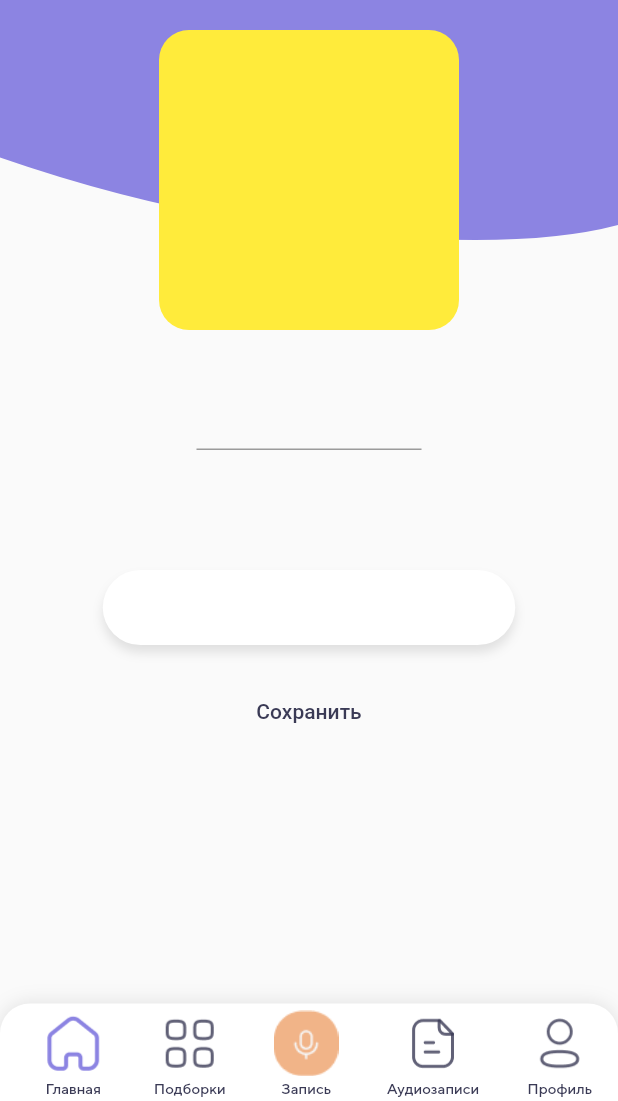
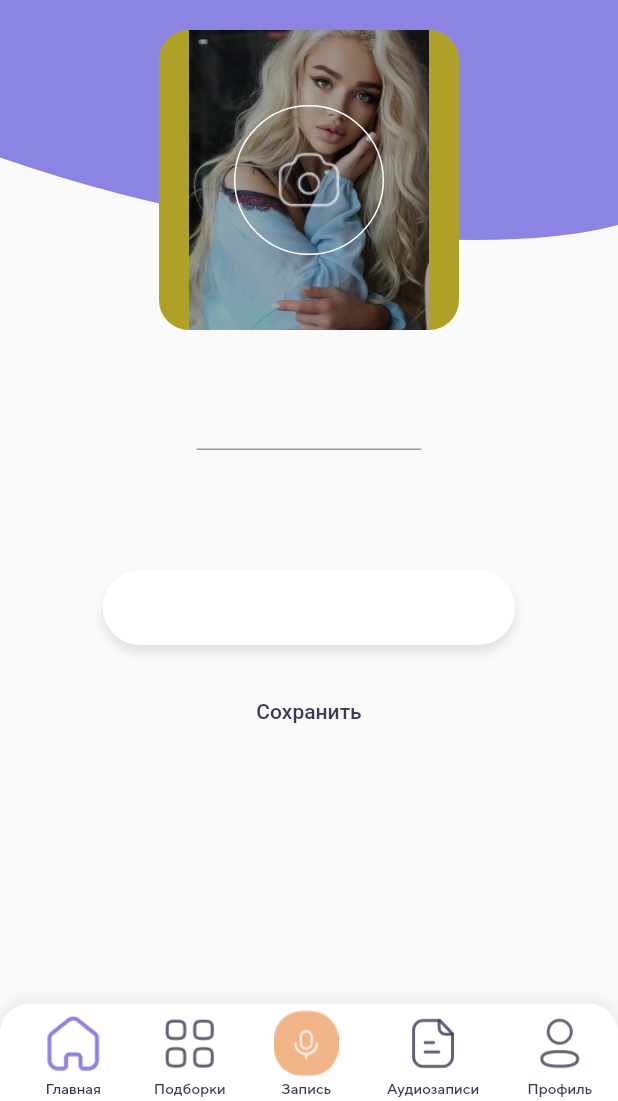
Before and after one commit to SNazarko/MemoryBox, a Flutter app: the ProfileEdit screen opened by its route, on a phone screen of 412 x 824 dp, the part 135-1236 px from its top. Run offline on Flutter 3.47's test engine with Material 2 defaults, Android fonts, the phone set to English and light mode, and no system bars; our stand-ins replace bloc, flutter_bloc, flutter_multi_formatter, image_picker, permission_handler; missing offline and left inert: flutter_sound, flutter_sound_platform_interface.

Commit message:
Profile add ImagePicker

```diff
--- a/lib/screens/profile_page/profile_edit.dart
+++ b/lib/screens/profile_page/profile_edit.dart
@@ -1,5 +1,9 @@
+import 'dart:io';
+
 import 'package:flutter/cupertino.dart';
 import 'package:flutter/material.dart';
+import 'package:flutter/services.dart';
+import 'package:image_picker/image_picker.dart';
 import 'package:memory_box/data_model.dart';
 import 'package:memory_box/screens/profile_page/profile.dart';
 import 'package:memory_box/screens/screens_element/appbar_clipper.dart';
@@ -76,12 +80,32 @@ class ProfileEdit extends StatelessWidget {
   }
 }
 
-class _FotoProfilEdit extends StatelessWidget {
-  const _FotoProfilEdit({Key? key}) : super(key: key);
+class _FotoProfilEdit extends StatefulWidget {
+  _FotoProfilEdit({Key? key}) : super(key: key);
+
+  @override
+  State<_FotoProfilEdit> createState() => _FotoProfilEditState();
+}
+
+class _FotoProfilEditState extends State<_FotoProfilEdit> {
+  File? image;
+
+  Future<void> imagePicker() async {
+    try {
+      final _image = await ImagePicker().pickImage(source: ImageSource.gallery);
+      if (_image == null) return;
+      final _imageTemp = File(_image.path);
+      setState(() => this.image = _imageTemp);
+    } on PlatformException catch (e) {
+      print('Ошибка $e');
+    }
+  }
 
   @override
   Widget build(BuildContext context) {
-    return Padding(
+    return Stack(
+      children: [
+        Padding(
           padding: const EdgeInsets.only(top: 110),
           child: Align(
               alignment: Alignment.center,
@@ -94,8 +118,53 @@ class _FotoProfilEdit extends StatelessWidget {
                       Radius.circular(20),
                     ),
                   ),
+                  child: image != null
+                      ? Image.file(image!)
+                      : Image.asset('images/avatarka.jpg'))
+
+              // _image == null
+              //     ? Image.asset('images/avatarka.jpg')
+              //     : Image.file(context.watch<DataModel>().getUserImage)),
               ),
         ),
+        Padding(
+          padding: const EdgeInsets.only(top: 110),
+          child: Center(
+            child: Container(
+                width: 200,
+                height: 200,
+                decoration: const BoxDecoration(
+                  color: Color(0x50000000),
+                  borderRadius: BorderRadius.all(
+                    Radius.circular(20),
+                  ),
+                ),
+                child: Image.asset('images/сamera.png')),
+          ),
+        ),
+        Padding(
+          padding: const EdgeInsets.only(top: 160),
+          child: Center(
+            child: GestureDetector(
+              onTap: imagePicker,
+              //     () {
+              //   imagePicker;
+              //   // context.read<DataModel>().userImage(_image);
+              // },
+              child: Container(
+                width: 100,
+                height: 100,
+                decoration: BoxDecoration(
+                  border: Border.all(color: Colors.white),
+                  borderRadius: const BorderRadius.all(
+                    Radius.circular(50),
+                  ),
+                ),
+              ),
+            ),
+          ),
+        )
+      ],
     );
   }
 }
--- a/pubspec.yaml
+++ b/pubspec.yaml
@@ -41,6 +41,8 @@ dependencies:
   intl: ^0.17.0
   flutter_bloc: ^8.0.0
   provider: ^6.0.2
+  image_picker: ^0.8.4+4
+
 
 
 dev_dependencies:
```
Also changed, not shown: lib/data_model.dart (+19 -0 lines), lib/screens/play_page.dart (+16 -8 lines), images/avatarka.jpg (added), images/сamera.png (added), pubspec.lock, 1 other file. Lines whose indentation alone changed are shown as unchanged.
